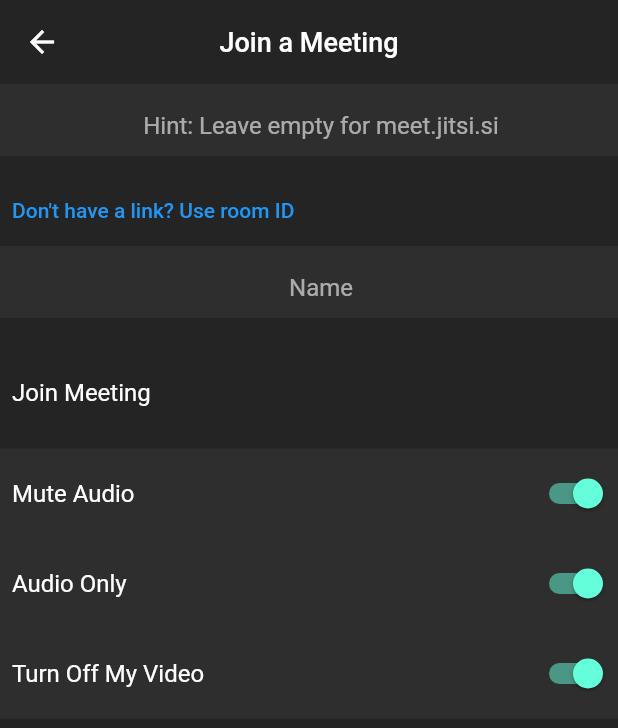
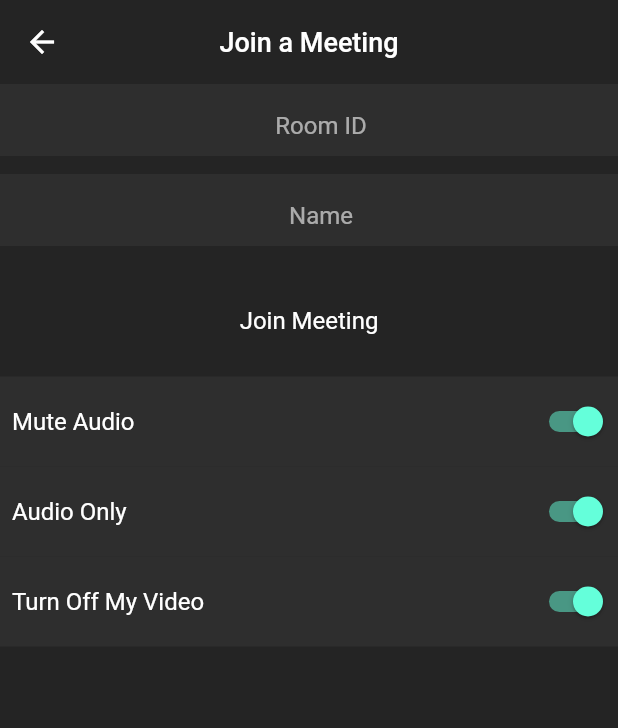
Before and after one commit to HasanH47/zoom-clone, a Flutter app: the VideoCallScreen screen opened by its route, after a tap on "Join Meeting", on a phone screen of 412 x 824 dp. Shown: the top 728 px of the screen. Run offline on Flutter 3.47's test engine with Material 2 defaults, Android fonts, the phone set to English and light mode, and no system bars; our stand-ins replace cloud_firestore, firebase_auth, firebase_core, google_sign_in; missing offline and left inert: jitsi_meet_wrapper; accounts and stored records are empty.

Commit message:
Fix Bug and remove url

```diff
--- a/lib/resources/jitsi_meet_methods.dart
+++ b/lib/resources/jitsi_meet_methods.dart
@@ -1,4 +1,4 @@
-import 'package:flutter/material.dart';
+// import 'package:flutter/material.dart';
 import 'package:jitsi_meet_wrapper/jitsi_meet_wrapper.dart';
 import 'package:zoom_clone/resources/auth_methods.dart';
 import 'package:zoom_clone/resources/firestore_methods.dart';
@@ -7,11 +7,11 @@ class JitsiMeetMethods {
   final AuthMethods _authMethods = AuthMethods();
   final FirestoreMethods _firestoreMethods = FirestoreMethods();
 
-  late TextEditingController subjectText = TextEditingController();
-  late TextEditingController tokenText = TextEditingController();
+  // late TextEditingController subjectText = TextEditingController();
+  // late TextEditingController tokenText = TextEditingController();
 
   void createMeeting({
-    required String serverText,
+    // required String serverText,
     required String roomName,
     required bool isAudioMuted,
     required bool isVideoMuted,
@@ -19,8 +19,8 @@ class JitsiMeetMethods {
     String username = '',
   }) async {
     try {
-      String? serverUrl =
-          serverText.trim().isEmpty ? null : serverText;
+      // String? serverUrl =
+      //     serverText.trim().isEmpty ? null : serverText;
       Map<String, Object> featureFlags = {};
       String name;
       if (username.isEmpty) {
@@ -31,9 +31,9 @@ class JitsiMeetMethods {
       // Define meetings options here
       var options = JitsiMeetingOptions(
       roomNameOrUrl: roomName,
-      serverUrl: serverUrl,
-      subject: subjectText.text,
-      token: tokenText.text,
+      // serverUrl: serverUrl,
+      // subject: subjectText.text,
+      // token: tokenText.text,
       isAudioMuted: isAudioMuted,
       isAudioOnly: isAudioOnly,
       isVideoMuted: isVideoMuted,
--- a/lib/screens/meeting_screen.dart
+++ b/lib/screens/meeting_screen.dart
@@ -12,7 +12,7 @@ class MeetingScreen extends StatelessWidget {
     var random = Random();
     String roomName = (random.nextInt(10000000) + 10000000).toString();
     _jitsiMeetMethods.createMeeting(
-        serverText: '',
+        // serverText: '',
         roomName: roomName,
         isAudioMuted: true,
         isAudioOnly: true,
--- a/lib/screens/video_call_screen.dart
+++ b/lib/screens/video_call_screen.dart
@@ -13,8 +13,7 @@ class VideoCallScreen extends StatefulWidget {
 
 class _VideoCallScreenState extends State<VideoCallScreen> {
   final AuthMethods _authMethods = AuthMethods();
-  late bool _isUsingLink = false;
-  late TextEditingController serverTextController = TextEditingController();
+  // late TextEditingController serverTextController = TextEditingController();
   late TextEditingController meetingIdController;
   late TextEditingController nameController;
   final JitsiMeetMethods _jitsiMeetMethods = JitsiMeetMethods();
@@ -24,7 +23,7 @@ class _VideoCallScreenState extends State<VideoCallScreen> {
 
   @override
   void initState() {
-    serverTextController = TextEditingController();
+    // serverTextController = TextEditingController();
     meetingIdController = TextEditingController();
     nameController = TextEditingController(
       text: _authMethods.user.displayName,
@@ -35,21 +34,18 @@ class _VideoCallScreenState extends State<VideoCallScreen> {
   @override
   void dispose() {
     super.dispose();
-    serverTextController.dispose();
+    // serverTextController.dispose();
     meetingIdController.dispose();
     nameController.dispose();
   }
 
   _joinMeeting() {
-    if (!_isUsingLink || serverTextController.text.trim().isEmpty) {
-      meetingIdController.text = 'defaultMeetingId';
-    }
-    if (meetingIdController.text.trim().isEmpty) {
-      print("Meeting ID is empty");
-      return;
-    }
+    // if (meetingIdController.text.trim().isEmpty) {
+    //   print("Meeting ID is empty");
+    //   return;
+    // }
     _jitsiMeetMethods.createMeeting(
-      serverText: serverTextController.text,
+      // serverText: serverTextController.text,
       roomName: meetingIdController.text,
       isAudioMuted: isAudioMuted,
       isAudioOnly: isAudioOnly,
@@ -73,43 +69,37 @@ class _VideoCallScreenState extends State<VideoCallScreen> {
         centerTitle: true,
       ),
       body: Column(
-        crossAxisAlignment: CrossAxisAlignment.start,
-        mainAxisAlignment: MainAxisAlignment.start,
         children: [
+          // SizedBox(
+          //   height: 60,
+          //   child: TextField(
+          //     controller: serverTextController,
+          //     maxLines: 1,
+          //     textAlign: TextAlign.center,
+          //     keyboardType: TextInputType.text,
+          //     decoration: const InputDecoration(
+          //       fillColor: secondaryBackgroundColor,
+          //       filled: true,
+          //       border: InputBorder.none,
+          //       hintText: 'Hint: Leave empty for meet.jitsi.si',
+          //       contentPadding: EdgeInsets.fromLTRB(16, 8, 0, 0),
+          //     ),
+          //   ),
+          // ),
           SizedBox(
             height: 60,
             child: TextField(
-              controller:
-                  _isUsingLink ? meetingIdController : serverTextController,
+              controller: meetingIdController,
               maxLines: 1,
               textAlign: TextAlign.center,
-              keyboardType: _isUsingLink ? TextInputType.number : TextInputType.text,
-              decoration: InputDecoration(
+              keyboardType: TextInputType.number,
+              decoration: const InputDecoration(
                 fillColor: secondaryBackgroundColor,
                 filled: true,
                 border: InputBorder.none,
-                hintText: _isUsingLink
-                    ? 'Room ID'
-                    : 'Hint: Leave empty for meet.jitsi.si',
-                contentPadding: const EdgeInsets.fromLTRB(16, 8, 0, 0),
+                hintText: 'Room ID',
+                contentPadding: EdgeInsets.fromLTRB(16, 8, 0, 0),
               ),
-            ),
-          ),
-          TextButton(
-            onPressed: () {
-              setState(() {
-                _isUsingLink = !_isUsingLink;
-                if (_isUsingLink) {
-                  meetingIdController.text = '';
-                } else {
-                  serverTextController.text = '';
-                }
-              });
-            },
-            child: Text(
-              _isUsingLink
-                  ? 'Don\'t have a room ID? Use link'
-                  : 'Don\'t have a link? Use room ID',
             ),
           ),
           SizedBox(
--- a/pubspec.yaml
+++ b/pubspec.yaml
@@ -16,7 +16,7 @@ publish_to: 'none' # Remove this line if you wish to publish to pub.dev
 # https://developer.apple.com/library/archive/documentation/General/Reference/InfoPlistKeyReference/Articles/CoreFoundationKeys.html
 # In Windows, build-name is used as the major, minor, and patch parts
 # of the product and file versions while build-number is used as the build suffix.
-version: 1.2.4
+version: 1.2.4+1
 
 environment:
   sdk: '>=3.0.5 <4.0.0'
```
